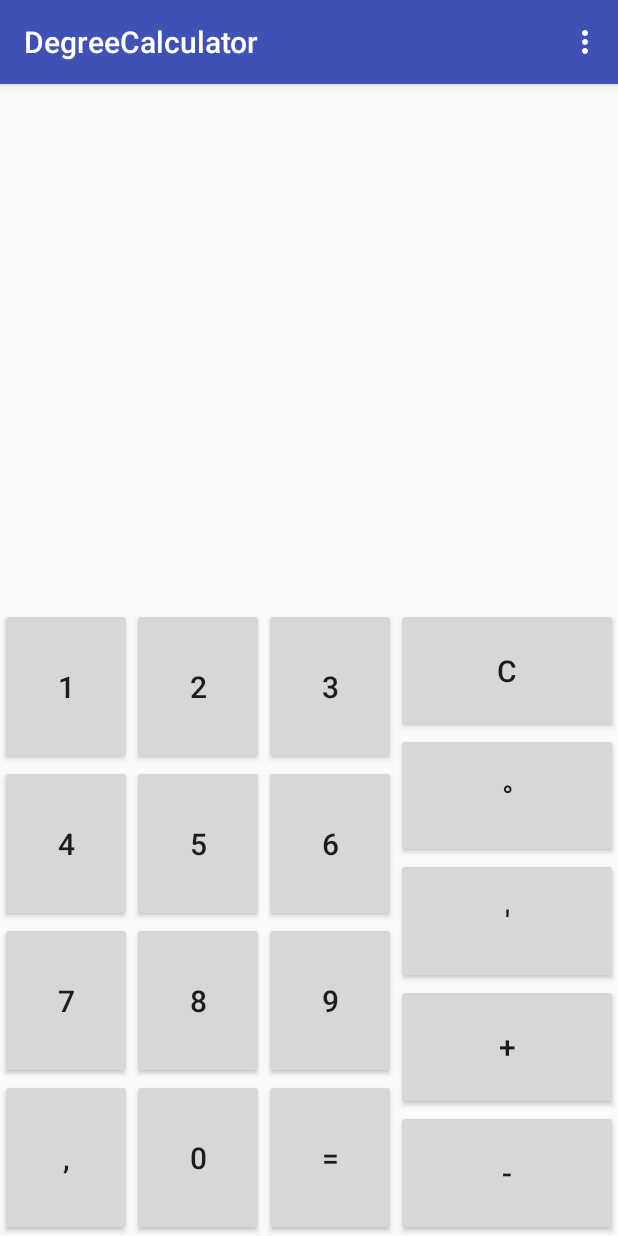
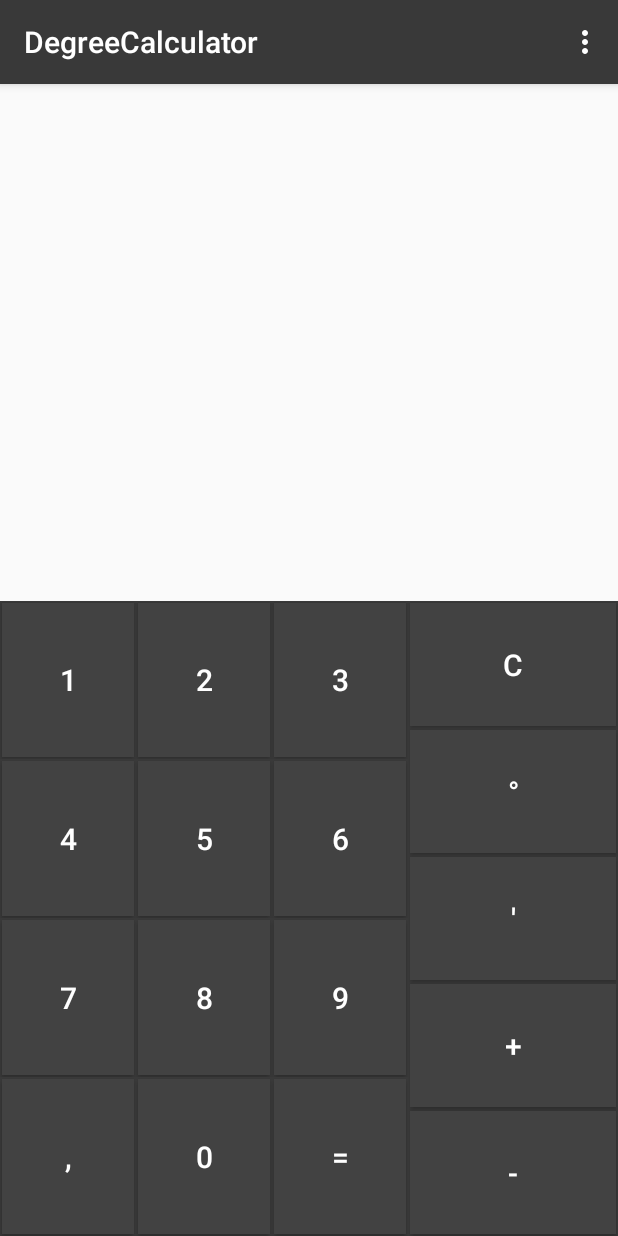
Before and after one commit to ElusiveSpirit/android-degree-calculator, an Android app: the screen it shows after launch (MainActivity), on a phone screen of 412 x 824 dp. Run offline under Robolectric (Android 15) with nearby library versions, the phone set to English and light mode, and no system bars.

Commit message:
Настроен GUI. Исправлены мелкие ошибки. Настроен вывод результирующего ответа.

```diff
--- a/app/src/main/java/android/solleks/degreecalculator/MainActivity.java
+++ b/app/src/main/java/android/solleks/degreecalculator/MainActivity.java
@@ -22,7 +22,6 @@ public class MainActivity extends AppCompatActivity {
 
 	public static final String TEMPLATE_KEY = "android.solleks.degreecalculator.TEMPLATE_KEY";
 	public static final String TEXT_SIZE_KEY = "android.solleks.degreecalculator.TEXT_SIZE_KEY";
-	public static final String DEGREE_NUMBER_KEY = "android.solleks.degreecalculator.DEGREE_NUMBER_KEY";
 
 	public static final char DEGREE	= '°';
 
@@ -31,7 +30,6 @@ public class MainActivity extends AppCompatActivity {
 
 	private ArrayList<DegreeNumber> mNumbersList;
 	private StringBuilder currentNumber;
-	private DegreeNumber mResult;
 
 	/**
 	 * 0 в градусах
@@ -52,6 +50,7 @@ public class MainActivity extends AppCompatActivity {
 		mainText = (TextView) findViewById(R.id.textMain);
 		resultText = (TextView) findViewById(R.id.textResult);
 		Button button_C = (Button) findViewById(R.id.button_clear);
+		// Полное удаление введенных чисел
 		button_C.setOnLongClickListener(new View.OnLongClickListener() {
 			@Override
 			public boolean onLongClick(View v) {
@@ -77,27 +76,30 @@ public class MainActivity extends AppCompatActivity {
 		super.onResume();
 		SharedPreferences preferences = PreferenceManager.getDefaultSharedPreferences(this);
 
+		// Установка шаблона вывода ответа
 		DegreeNumber.setToStringTemplate(preferences.getBoolean(TEMPLATE_KEY, true));
 
-		String text_size = preferences.getString(TEXT_SIZE_KEY, getResources().getStringArray(R.array.text_size)[0]);
-		float size =	getResources().getDimension(R.dimen.text_main_size);
-		if (text_size.equals(getResources().getStringArray(R.array.text_size)[1])) {
-			size =	getResources().getDimension(R.dimen.text_middle_size);
+		// Установка размера шрифта из настроек
+		String text_size = preferences.getString(TEXT_SIZE_KEY, getResources().getStringArray(R.array.text_size)[1]);
+		float size = getResources().getDimension(R.dimen.text_middle_size);
+		if (text_size.equals(getResources().getStringArray(R.array.text_size)[0])) {
+			size = getResources().getDimension(R.dimen.text_main_size);
 		} else if (text_size.equals(getResources().getStringArray(R.array.text_size)[2])) {
 			size =	getResources().getDimension(R.dimen.text_little_size);
 		}
 		mainText.setTextSize(size);
 		resultText.setTextSize(size);
 
-		/*if(preferences.getString(DEGREE_NUMBER_KEY, "").equals(getResources().getStringArray(R.array.degree_number)[1])) {
-			DegreeNumber.setToDegreeNumberTemplate(1);
-		} else {
-			DegreeNumber.setToDegreeNumberTemplate(0);
-		}*/
+		// Обновление ответа
 		if (mNumbersList.size() > 0)
 			setResultText();
 	}
 
+	/**
+	 * Запись в соответствующие переменные значение нажатой кнопки
+	 *
+	 * @param view - Нажатая кнопка
+	 */
 	public void onClickNumber(View view) {
 		Button button = (Button) view;
 
@@ -122,34 +124,30 @@ public class MainActivity extends AppCompatActivity {
 		setResultText();
 	}
 
+	/**
+	 * Выводит в resultText:
+	 * 		1. Сумму всех введенных чисел
+	 * 		2. Значение в радианах для одного числа
+	 * 		3. Пустую строку
+	 */
 	public void setResultText() {
-		int lastIndex = currentNumber.length() - 1;
-		int numberOfMinutes = getNumberOfChars(currentNumber, '\'');
 
-		// TODO Перенести эту дикость на регулярные выражения
-		if	(mNumbersList.size() > 1 &&
-				currentNumber.length() > 0 &&
-				(currentNumber.charAt(lastIndex) == DEGREE ||
-						(currentNumber.charAt(lastIndex) == '\'' &&
-								(numberOfMinutes == 1 ||
-										numberOfMinutes == 3 ||
-										(numberOfMinutes == 2 &&
-												currentNumber.charAt(lastIndex - 1) == '\''))))
-				) {
+		if	(mNumbersList.size() > 1 && isCorrectNumber(currentNumber.toString())) {
+
 			mNumbersList.set(mNumbersList.size() - 1, new DegreeNumber(currentNumber.toString()));
-			mResult = mNumbersList.get(0);
+			DegreeNumber mResult = mNumbersList.get(0);
 			// Суммирование чисел
 			for (int i = 1; i < mNumbersList.size(); i++)
 				mResult = mResult.add(mNumbersList.get(i));
 			// Вывод результата
 			resultText.setText(mResult.toString());
-		} else if (mNumbersList.size() == 1 &&
-					currentNumber.length() > 0 &&
-					(currentNumber.charAt(lastIndex) == DEGREE ||
-							currentNumber.charAt(lastIndex) == '\'')) {
+
+		} else if (mNumbersList.size() == 1 && isCorrectNumber(currentNumber.toString())) {
+
 			// Если введено лишь одно число, то происходит вывод радиального значения
 			mNumbersList.set(mNumbersList.size() - 1, new DegreeNumber(currentNumber.toString()));
 			resultText.setText(String.format("%sрад", mNumbersList.get(0).getRadians()));
+
 		} else {
 			resultText.setText("");
 		}
@@ -163,7 +161,8 @@ public class MainActivity extends AppCompatActivity {
 					// Стирание последнего символа
 					str = str.substring(0, str.length() - 1);
 					// Также стирается ещё один символ апострофа, если это были секунды
-					if (getNumberOfChars(new StringBuilder(str), '\'') == 2)
+					if (getNumberOfChars(currentNumber, '\'') == 3 ||
+							(fractionInSum == 2 && getNumberOfChars(currentNumber, '\'') == 2))
 						str = str.substring(0, str.length() - 1);
 					// Происходит затирание и перезапись чисел
 					mNumbersList.clear();
@@ -294,12 +293,8 @@ public class MainActivity extends AppCompatActivity {
 
 	@Override
 	public boolean onOptionsItemSelected(MenuItem item) {
-		// Handle action bar item clicks here. The action bar will
-		// automatically handle clicks on the Home/Up button, so long
-		// as you specify a parent activity in AndroidManifest.xml.
 		int id = item.getItemId();
 
-		//noinspection SimplifiableIfStatement
 		if (id == R.id.action_settings) {
 			startActivity(new Intent(this, SettingsActivity.class));
 			return true;
@@ -308,12 +303,27 @@ public class MainActivity extends AppCompatActivity {
 		return super.onOptionsItemSelected(item);
 	}
 
+	/**
+	 * @param str - Строка с числом
+	 * @return - возвращает true, если число подходит под шаблон
+	 */
+	private boolean isCorrectNumber(String str) {
+		return str.length() > 0 &&
+				str.matches("\\+?\\-?" +
+				"(\\d+(,\\d+)?°)?" +
+				"([0-5]?[0-9](,\\d+)?')?" +
+				"([0-5]?[0-9](,\\d+)?'')?");
+	}
+
+
+	/**
+	 * Два случая:
+	 	1. Когда введены минуты и секунды и поставлен первый апостроф
+	 	2. Когда введёна запятая и fractionInSum == 2
+	 *
+	 * @return Возвращает true, если необходимо добавить символ минуты
+	 */
 	private boolean addMinuteIfNeeded() {
-		/*
-		Два случая:
-			1. Когда введены минуты и секунды и поставлен первый апостроф
-			2. Когда введёна запятая и fractionInSum == 2
-		 */
 		return ((getNumberOfChars(currentNumber, '\'') == 2 &&
 				currentNumber.charAt(currentNumber.length() - 2) != '\'') ||
 				(contains(currentNumber, ',') && fractionInSum == 2));
--- /dev/null
+++ b/app/src/main/res/drawable/button_background.xml
@@ -0,0 +1,15 @@
+
+<selector xmlns:android="http://schemas.android.com/apk/res/android"
+android:exitFadeDuration="@android:integer/config_mediumAnimTime">
+
+<item android:state_window_focused="false" android:drawable="@color/button_color" />
+
+<!-- Even though these two point to the same resource, have two states so the drawable will invalidate itself when coming out of pressed state. -->
+<item android:state_focused="true"  android:state_enabled="false" android:state_pressed="true" android:drawable="@color/button_color" />
+<item android:state_focused="true"  android:state_enabled="false"                              android:drawable="@color/button_color" />
+<item android:state_focused="true"                                android:state_pressed="true" android:drawable="@color/button_color_pre_pressed" />
+<item android:state_focused="false"                               android:state_pressed="true" android:drawable="@color/button_color_pre_pressed" />
+<item android:state_focused="true"                                                             android:drawable="@color/button_color_pressed" />
+<item android:drawable="@color/button_color" />
+
+</selector>
--- a/app/src/main/res/layout/content_main.xml
+++ b/app/src/main/res/layout/content_main.xml
@@ -1,6 +1,7 @@
 <?xml version="1.0" encoding="utf-8"?>
 <LinearLayout xmlns:android="http://schemas.android.com/apk/res/android"
-    android:orientation="vertical" android:layout_width="match_parent"
+    android:orientation="vertical"
+    android:layout_width="match_parent"
     android:layout_height="match_parent">
 
     <LinearLayout
@@ -47,7 +48,8 @@
         android:orientation="horizontal"
         android:layout_width="match_parent"
         android:layout_height="wrap_content"
-        android:layout_weight="2">
+        android:layout_weight="2"
+        android:background="@color/colorPrimary">
 
         <TableLayout
             android:layout_width="wrap_content"
@@ -59,19 +61,22 @@
                     android:layout_height="match_parent"
                     android:text="@string/one"
                     android:onClick="onClickNumber"
-                    android:textSize="@dimen/main_text_size" />
+                    android:textSize="@dimen/main_text_size"
+                    style="@style/ButtonTheme" />
                 <Button
                     android:layout_width="match_parent"
                     android:layout_height="match_parent"
                     android:text="@string/two"
                     android:onClick="onClickNumber"
-                    android:textSize="@dimen/main_text_size" />
+                    android:textSize="@dimen/main_text_size"
+                    style="@style/ButtonTheme" />
                 <Button
                     android:layout_width="match_parent"
                     android:layout_height="match_parent"
                     android:text="@string/three"
                     android:onClick="onClickNumber"
-                    android:textSize="@dimen/main_text_size" />
+                    android:textSize="@dimen/main_text_size"
+                    style="@style/ButtonTheme"/>
             </TableRow>
             <TableRow android:layout_weight="1">
                 <Button
@@ -79,19 +84,22 @@
                     android:layout_height="match_parent"
                     android:text="@string/four"
                     android:onClick="onClickNumber"
-                    android:textSize="@dimen/main_text_size" />
+                    android:textSize="@dimen/main_text_size"
+                    style="@style/ButtonTheme"/>
                 <Button
                     android:layout_width="match_parent"
                     android:layout_height="match_parent"
                     android:text="@string/five"
                     android:onClick="onClickNumber"
-                    android:textSize="@dimen/main_text_size" />
+                    android:textSize="@dimen/main_text_size"
+                    style="@style/ButtonTheme" />
                 <Button
                     android:layout_width="match_parent"
                     android:layout_height="match_parent"
                     android:text="@string/six"
                     android:onClick="onClickNumber"
-                    android:textSize="@dimen/main_text_size" />
+                    android:textSize="@dimen/main_text_size"
+                    style="@style/ButtonTheme"/>
             </TableRow>
             <TableRow android:layout_weight="1">
                 <Button
@@ -99,19 +107,22 @@
                     android:layout_height="match_parent"
                     android:text="@string/seven"
                     android:onClick="onClickNumber"
-                    android:textSize="@dimen/main_text_size" />
+                    android:textSize="@dimen/main_text_size"
+                    style="@style/ButtonTheme"/>
                 <Button
                     android:layout_width="match_parent"
                     android:layout_height="match_parent"
                     android:text="@string/eight"
                     android:onClick="onClickNumber"
-                    android:textSize="@dimen/main_text_size" />
+                    android:textSize="@dimen/main_text_size"
+                    style="@style/ButtonTheme"/>
                 <Button
                     android:layout_width="match_parent"
                     android:layout_height="match_parent"
                     android:text="@string/nine"
                     android:onClick="onClickNumber"
-                    android:textSize="@dimen/main_text_size" />
+                    android:textSize="@dimen/main_text_size"
+                    style="@style/ButtonTheme" />
             </TableRow>
             <TableRow android:layout_weight="1"
                 android:layout_gravity="top">
@@ -121,20 +132,23 @@
                     android:layout_height="match_parent"
                     android:text="@string/comma"
                     android:onClick="onClick"
-                    android:textSize="@dimen/main_text_size" />
+                    android:textSize="@dimen/main_text_size"
+                    style="@style/ButtonTheme" />
                 <Button
                     android:layout_width="match_parent"
                     android:layout_height="match_parent"
                     android:text="@string/zero"
                     android:onClick="onClickNumber"
-                    android:textSize="@dimen/main_text_size" />
+                    android:textSize="@dimen/main_text_size"
+                    style="@style/ButtonTheme" />
                 <Button
                     android:id="@+id/button_equal"
                     android:layout_width="match_parent"
                     android:layout_height="match_parent"
                     android:text="@string/equal"
                     android:onClick="onClick"
-                    android:textSize="@dimen/main_text_size" />
+                    android:textSize="@dimen/main_text_size"
+                    style="@style/ButtonTheme" />
             </TableRow>
 
         </TableLayout>
@@ -152,7 +166,8 @@
                 android:onClick="onClick"
                 android:layout_weight="1"
                 android:textSize="@dimen/main_text_size"
-                android:longClickable="false" />
+                android:longClickable="false"
+                style="@style/ButtonTheme"/>
             <Button
                 android:id="@+id/button_degree"
                 android:layout_width="match_parent"
@@ -160,7 +175,8 @@
                 android:text="@string/degree"
                 android:onClick="onClick"
                 android:layout_weight="1"
-                android:textSize="@dimen/main_text_size"  />
+                android:textSize="@dimen/main_text_size"
+                style="@style/ButtonTheme" />
             <Button
                 android:id="@+id/button_minute"
                 android:layout_width="match_parent"
@@ -168,7 +184,8 @@
                 android:text="@string/minute"
                 android:onClick="onClick"
                 android:layout_weight="1"
-                android:textSize="@dimen/main_text_size"  />
+                android:textSize="@dimen/main_text_size"
+                style="@style/ButtonTheme" />
             <Button
                 android:id="@+id/button_plus"
                 android:layout_width="match_parent"
@@ -176,7 +193,8 @@
                 android:text="@string/plus"
                 android:onClick="onClick"
                 android:layout_weight="1"
-                android:textSize="@dimen/main_text_size" />
+                android:textSize="@dimen/main_text_size"
+                style="@style/ButtonTheme"/>
             <Button
                 android:id="@+id/button_minus"
                 android:layout_width="match_parent"
@@ -184,7 +202,8 @@
                 android:text="@string/minus"
                 android:onClick="onClick"
                 android:layout_weight="1"
-                android:textSize="@dimen/main_text_size" />
+                android:textSize="@dimen/main_text_size"
+                style="@style/ButtonTheme"/>
 
         </LinearLayout>
     </LinearLayout>
--- a/app/src/main/res/values/colors.xml
+++ b/app/src/main/res/values/colors.xml
@@ -1,6 +1,10 @@
 <?xml version="1.0" encoding="utf-8"?>
 <resources>
-    <color name="colorPrimary">#3F51B5</color>
-    <color name="colorPrimaryDark">#303F9F</color>
+    <color name="colorPrimary">#393939</color>
+    <color name="colorPrimaryDark">#383838</color>
     <color name="colorAccent">#FF4081</color>
+    <color name="white">#FFF</color>
+    <color name="button_color">#ff424242</color>
+    <color name="button_color_pre_pressed">#808080</color>
+    <color name="button_color_pressed">#b9b9b9</color>
 </resources>
--- a/app/src/main/res/values/styles.xml
+++ b/app/src/main/res/values/styles.xml
@@ -8,4 +8,11 @@
         <item name="colorAccent">@color/colorAccent</item>
     </style>
 
+    <style name="ButtonTheme">
+        <item name="android:buttonStyle">?android:attr/borderlessButtonStyle</item>
+        <item name="android:background">@drawable/button_background</item>
+        <item name="android:textColor">@color/white</item>
+        <item name="android:layout_margin">1sp</item>
+    </style>
+
 </resources>
--- a/app/src/main/res/xml/settings.xml
+++ b/app/src/main/res/xml/settings.xml
@@ -12,6 +12,6 @@
         android:summary="Установить новый размер шрифта"
         android:entries="@array/text_size"
         android:entryValues="@array/text_size"
-        android:defaultValue="0"
+        android:defaultValue="1"
         android:dialogTitle="Размер шрифта" />
 </PreferenceScreen>
```
Also changed, not shown: app/src/main/java/android/solleks/degreecalculator/DegreeNumber.java (+26 -9 lines).
